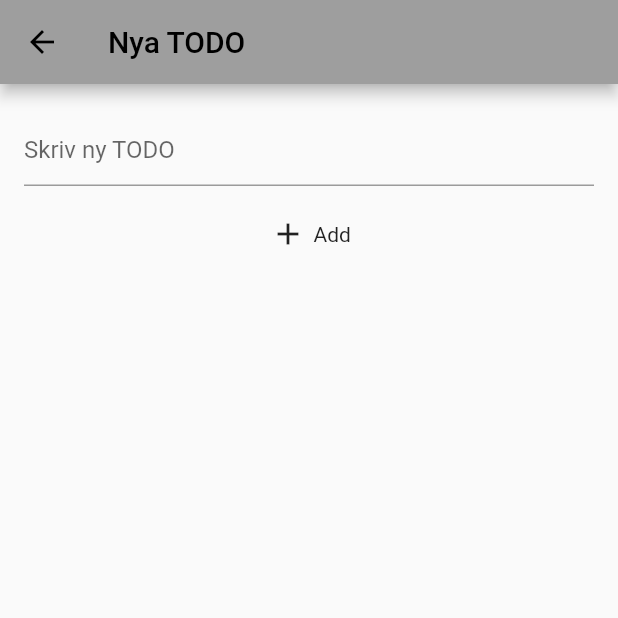
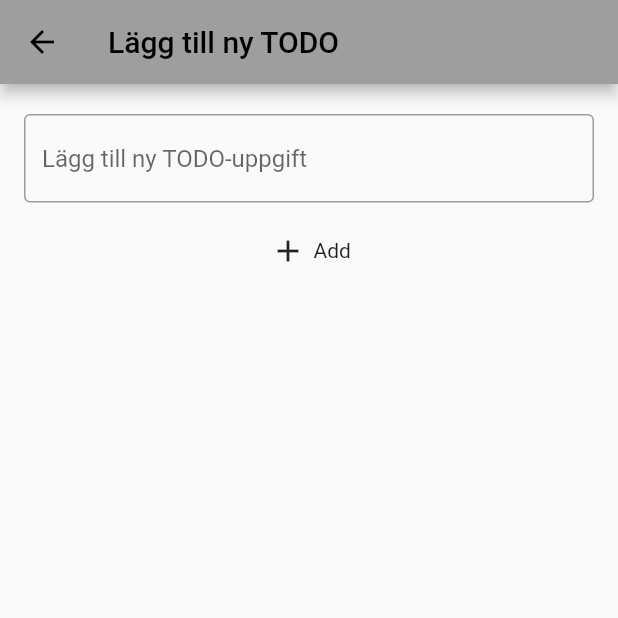
Before and after one commit to gu-tig169-ht21/gusberlow, a Flutter app: the SecondView screen opened directly, on a phone screen of 412 x 824 dp, the top half of it. Run offline on Flutter 3.47's test engine with Material 2 defaults, Android fonts, the light colour scheme and no system bars.

Commit message:
Ändrade i secondveiw

```diff
--- a/lib/main.dart
+++ b/lib/main.dart
@@ -84,7 +84,7 @@ Widget _checkboxRow() {
 class SecondView extends StatelessWidget {
   Widget build(BuildContext context) {
     return Scaffold(
-      appBar: AppBar(title: Text('Nya TODO')),
+      appBar: AppBar(title: Text('Lägg till ny TODO')),
       body: Center(
         child: Column(
           mainAxisAlignment: MainAxisAlignment.start,
@@ -104,7 +104,9 @@ class SecondView extends StatelessWidget {
     return Container(
       margin: EdgeInsets.only(left: 16, right: 16),
       child: TextField(
-        decoration: InputDecoration(hintText: 'Skriv ny TODO'),
+        decoration: InputDecoration(
+            border: OutlineInputBorder(),
+            hintText: 'Lägg till ny TODO-uppgift'),
       ),
     );
   }
```
